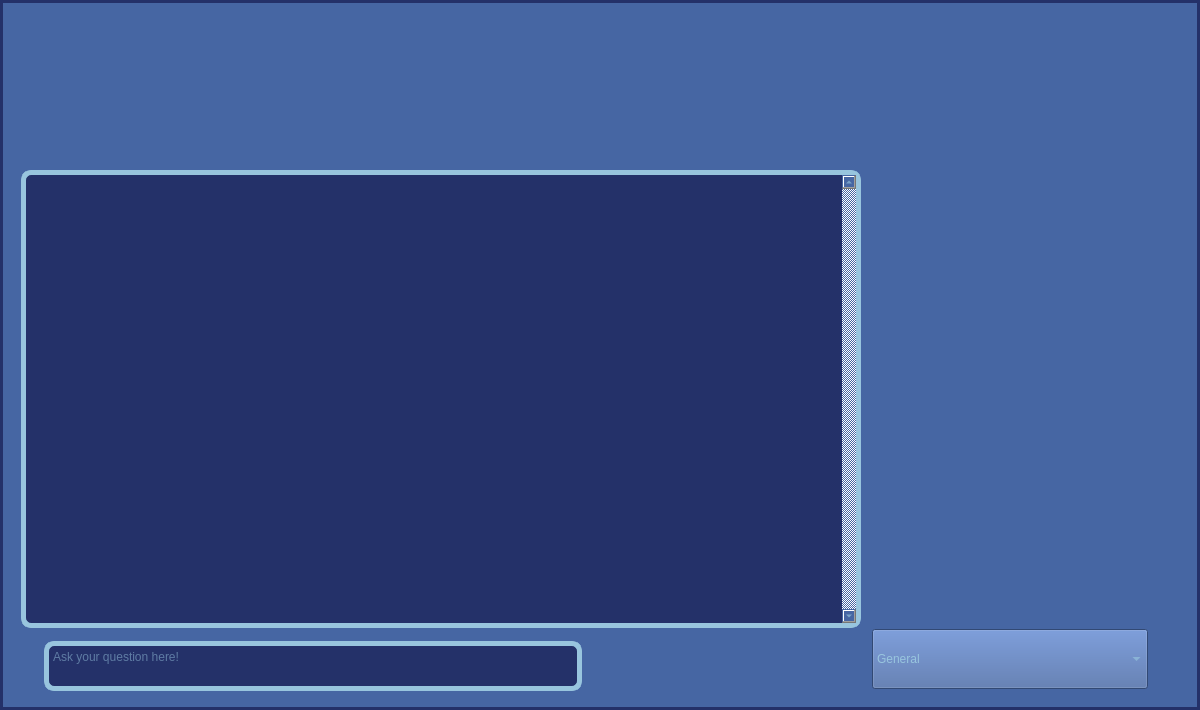
Before: the Qt Designer form APOLLO_MainWindow.ui in ThatNerd404/A.P.O.L.L.O, drawn with Qt 5.
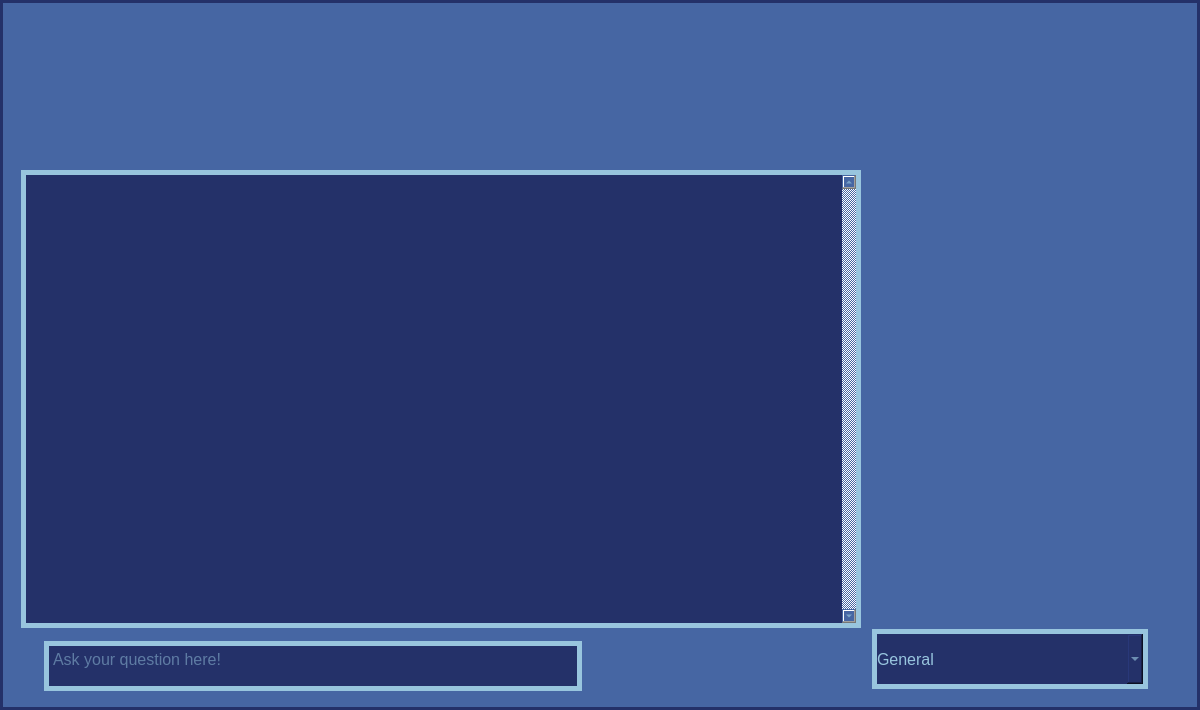
After: the same form once the commit is applied. Icons and pictures are not drawn.

Commit message: big face lift to the ui

```diff
--- a/APOLLO_MainWindow.ui
+++ b/APOLLO_MainWindow.ui
@@ -87,8 +87,7 @@
 border-color:#98c5de;
 border-style: solid;
 border-width: 5px;
-border-radius: 10px;
-font-size: 15px;
+font-size: 32px;
 }</string>
        </property>
        <property name="frameShape">
@@ -107,7 +106,7 @@
         <string>&lt;!DOCTYPE HTML PUBLIC &quot;-//W3C//DTD HTML 4.0//EN&quot; &quot;http://www.w3.org/TR/REC-html40/strict.dtd&quot;&gt;
 &lt;html&gt;&lt;head&gt;&lt;meta name=&quot;qrichtext&quot; content=&quot;1&quot; /&gt;&lt;style type=&quot;text/css&quot;&gt;
 p, li { white-space: pre-wrap; }
-&lt;/style&gt;&lt;/head&gt;&lt;body style=&quot; font-family:'MS Shell Dlg 2'; font-size:15px; font-weight:400; font-style:normal;&quot;&gt;
+&lt;/style&gt;&lt;/head&gt;&lt;body style=&quot; font-family:'MS Shell Dlg 2'; font-size:32px; font-weight:400; font-style:normal;&quot;&gt;
 &lt;p style=&quot;-qt-paragraph-type:empty; margin-top:0px; margin-bottom:0px; margin-left:0px; margin-right:0px; -qt-block-indent:0; text-indent:0px; font-size:30px;&quot;&gt;&lt;br /&gt;&lt;/p&gt;&lt;/body&gt;&lt;/html&gt;</string>
        </property>
        <property name="openLinks">
@@ -181,7 +180,7 @@
 border-color:#98c5de;
 border-style: solid;
 border-width: 5px;
-border-radius: 10px;
+font-size: 16px;
 }</string>
           </property>
           <property name="horizontalScrollBarPolicy">
@@ -438,6 +437,15 @@
        <property name="layoutDirection">
         <enum>Qt::LeftToRight</enum>
        </property>
+       <property name="styleSheet">
+        <string notr="true">QComboBox {
+background-color: #243169;
+border-color:#98c5de;
+border-style: solid;
+border-width: 5px;
+font-size:16px;
+}</string>
+       </property>
        <property name="currentText">
         <string>General</string>
        </property>
```
Left out of the diff: 17 changed lines with no effect on the pictures. The commit also changes 6 other files.
